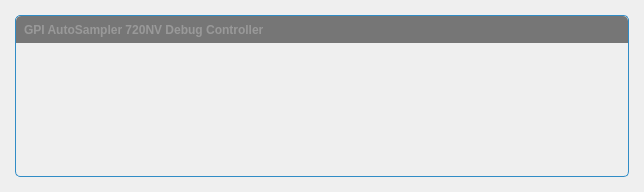
Before: the Qt Designer form src/framelesswindow/framelesswindow.ui in amoose136/GPIController, drawn with Qt 5.
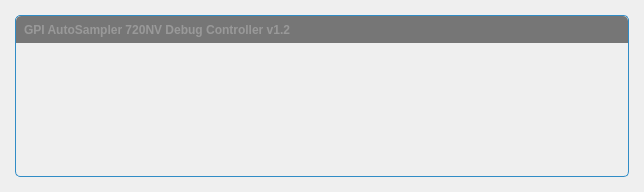
After: the same form once the commit is applied. Icons and pictures are not drawn. Custom widgets are drawn as their Qt base class.

Commit message: 💄 Improve ui for clarity. 🐛 Fix set needle depth function sometimes grabbing the zero corresponding to command completion instead of value corresponding to step count

Diff of the .ui file:
```diff
--- a/src/framelesswindow/framelesswindow.ui
+++ b/src/framelesswindow/framelesswindow.ui
@@ -117,7 +117,7 @@
   color:rgb(153,153,153);</string>
            </property>
            <property name="text">
-            <string>GPI AutoSampler 720NV Debug Controller</string>
+            <string>GPI AutoSampler 720NV Debug Controller v1.2</string>
            </property>
            <property name="alignment">
             <set>Qt::AlignLeading|Qt::AlignLeft|Qt::AlignVCenter</set>
```
The commit also changes 2 other files.
